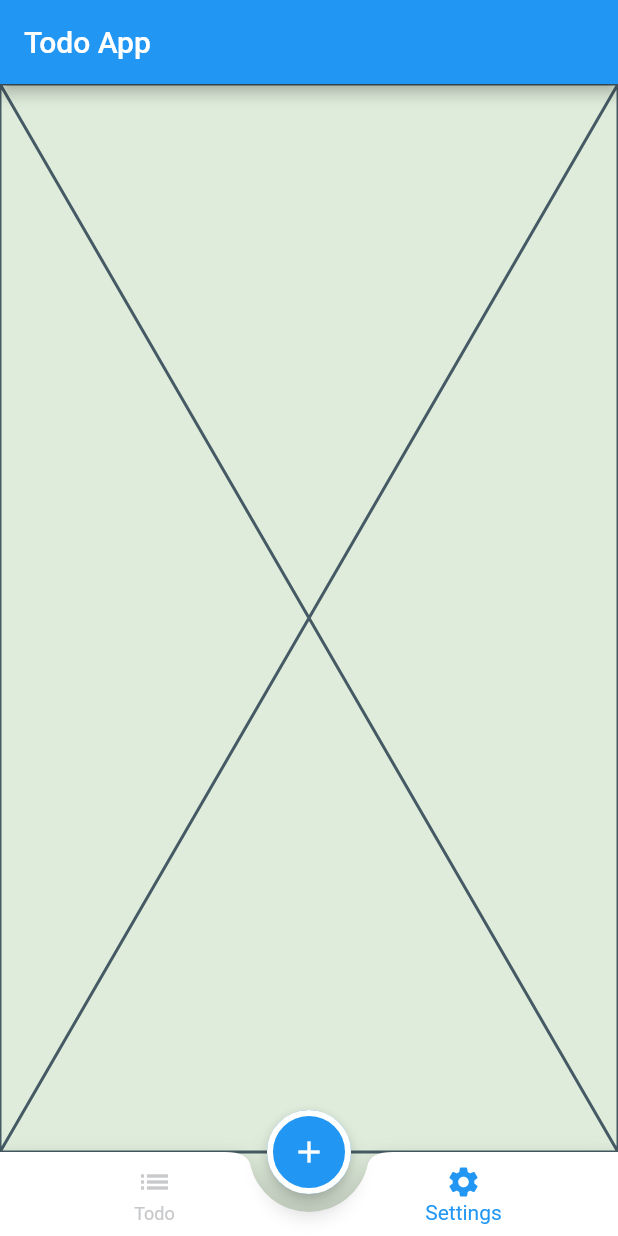
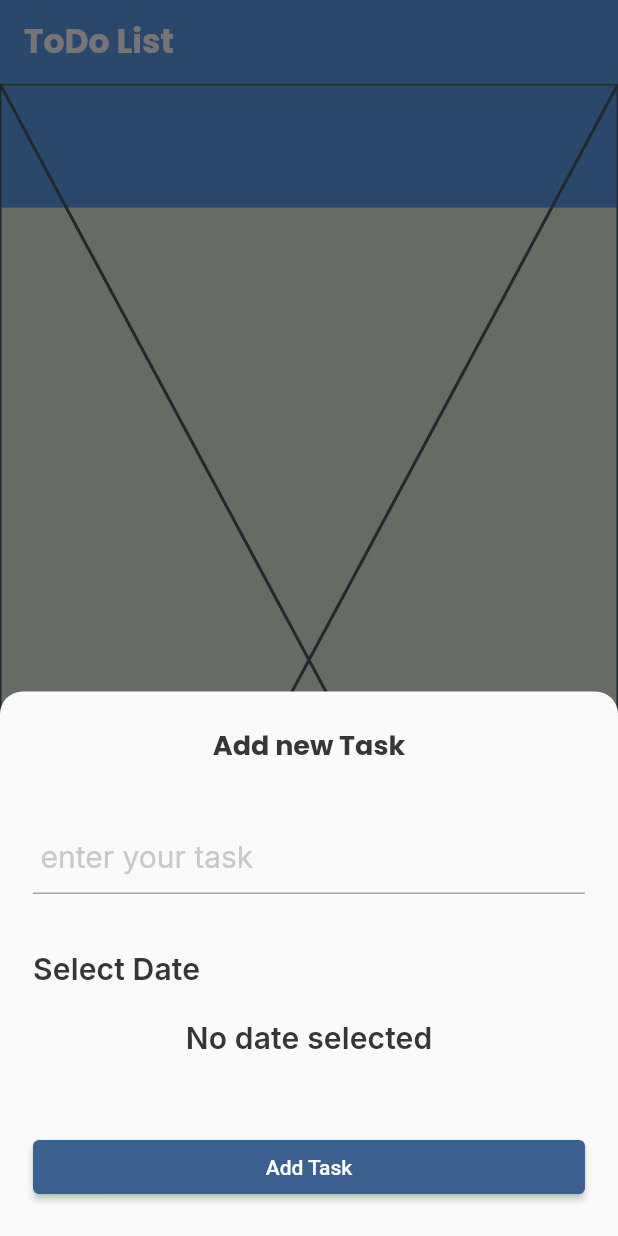
Before and after one commit to belalibrahim98/flutter-todo, a Flutter app: the screen it shows after launch, item 2 of the bottom bar chosen, after a tap on the "add" icon, on a phone screen of 412 x 824 dp. Run offline on Flutter 3.47's test engine with Material 3 defaults, Android fonts, the phone set to English and light mode, and no system bars; our stand-ins replace easy_date_timeline, flutter_slidable, google_fonts.

Commit message:
+ calender table + slideable for tasks

```diff
--- /dev/null
+++ b/lib/constants/app_colors.dart
@@ -0,0 +1,13 @@
+import 'package:flutter/material.dart';
+
+class AppColors {
+  static const Color primaryColor = Color(0xFF5D9CEC);
+  static const Color greenColor = Color(0xFF61E757);
+  static const Color redColor = Color(0xFFEC4B4b);
+  static const Color whiteColor = Color(0xFFffffff);
+  static const Color blackishColor = Color(0xFF363636);
+  static const Color grayColor = Color(0xFFC8C9CB);
+  static const Color bgLightColor = Color(0xFFDFECDB);
+  static const Color bgDarkColor = Color(0xFF060E1E);
+  static const Color blackDarkColor = Color(0xFF141922);
+}
--- a/lib/main.dart
+++ b/lib/main.dart
@@ -1,4 +1,5 @@
 import 'package:flutter/material.dart';
+import 'package:todo_app/styles/my_theme_data.dart';
 import 'package:todo_app/ui/home/home_screen.dart';
 import 'package:todo_app/ui/home/splash/splash_screen.dart';
 
@@ -15,28 +16,8 @@ class MyApp extends StatelessWidget {
     return MaterialApp(
       debugShowCheckedModeBanner: false,
       title: 'Flutter Demo',
-      theme: ThemeData(
-        textTheme: const TextTheme(
-            titleMedium: TextStyle(
-          fontSize: 18,
-          fontWeight: FontWeight.bold,
-        )),
-        scaffoldBackgroundColor: const Color(0xFFDFECDB),
-        bottomNavigationBarTheme: const BottomNavigationBarThemeData(
-          backgroundColor: Colors.transparent,
-          elevation: 0,
-          selectedItemColor: Colors.blue,
-          unselectedItemColor: Color(0xFFC8C9CB),
-        ),
-        appBarTheme: const AppBarTheme(
-          backgroundColor: Colors.blue,
-        ),
-        floatingActionButtonTheme: const FloatingActionButtonThemeData(
-          backgroundColor: Colors.blue,
-        ),
-        colorScheme: ColorScheme.fromSeed(seedColor: Colors.blue),
-        useMaterial3: false,
-      ),
+      theme: MyThemeData.lightTheme,
+      darkTheme: MyThemeData.darkTheme,
       routes: {
         SplashScreen.routeName: (_) => const SplashScreen(),
         HomeScreen.routeName: (_) => const HomeScreen(),
--- /dev/null
+++ b/lib/styles/my_theme_data.dart
@@ -0,0 +1,79 @@
+import 'package:flutter/material.dart';
+import 'package:google_fonts/google_fonts.dart';
+import 'package:todo_app/constants/app_colors.dart';
+
+class MyThemeData {
+  static ThemeData lightTheme = ThemeData(
+    brightness: Brightness.light,
+    textTheme: TextTheme(
+      titleLarge: GoogleFonts.poppins(
+          fontSize: 22,
+          fontWeight: FontWeight.w700,
+          color: AppColors.whiteColor),
+      titleMedium: GoogleFonts.poppins(
+        fontSize: 18,
+        fontWeight: FontWeight.bold,
+        color: AppColors.blackishColor,
+      ),
+      titleSmall: GoogleFonts.inter(
+        fontSize: 20,
+        fontWeight: FontWeight.w600,
+        color: AppColors.blackishColor,
+      ),
+      bodySmall: GoogleFonts.inter(
+        fontSize: 20,
+        fontWeight: FontWeight.w400,
+        color: AppColors.blackishColor,
+      ),
+    ),
+    scaffoldBackgroundColor: AppColors.bgLightColor,
+    bottomAppBarTheme: const BottomAppBarTheme(
+      shape: CircularNotchedRectangle(),
+    ),
+    bottomNavigationBarTheme: const BottomNavigationBarThemeData(
+        backgroundColor: Colors.transparent,
+        elevation: 0,
+        selectedItemColor: AppColors.primaryColor,
+        unselectedItemColor: AppColors.grayColor,
+        showUnselectedLabels: false),
+    appBarTheme: const AppBarTheme(
+      backgroundColor: AppColors.primaryColor,
+      elevation: 0,
+    ),
+    floatingActionButtonTheme: const FloatingActionButtonThemeData(
+      backgroundColor: AppColors.primaryColor,
+      shape: StadiumBorder(
+          side: BorderSide(
+        color: AppColors.whiteColor,
+        width: 4,
+      )),
+    ),
+    colorScheme: ColorScheme.fromSeed(seedColor: AppColors.primaryColor),
+    useMaterial3: false,
+  );
+
+  static ThemeData darkTheme = ThemeData(
+    // brightness: Brightness.dark,
+    textTheme: const TextTheme(
+        titleMedium: TextStyle(
+      fontSize: 18,
+      fontWeight: FontWeight.bold,
+    )),
+    scaffoldBackgroundColor: AppColors.bgDarkColor,
+    bottomNavigationBarTheme: const BottomNavigationBarThemeData(
+      backgroundColor: Colors.transparent,
+      elevation: 0,
+      selectedItemColor: AppColors.primaryColor,
+      unselectedItemColor: Color(0xFFC8C9CB),
+    ),
+    appBarTheme: const AppBarTheme(
+      backgroundColor: AppColors.primaryColor,
+      elevation: 0,
+    ),
+    floatingActionButtonTheme: const FloatingActionButtonThemeData(
+      backgroundColor: AppColors.primaryColor,
+    ),
+    colorScheme: ColorScheme.fromSeed(seedColor: AppColors.primaryColor),
+    useMaterial3: false,
+  );
+}
--- a/lib/ui/home/home_screen.dart
+++ b/lib/ui/home/home_screen.dart
@@ -1,4 +1,6 @@
 import 'package:flutter/material.dart';
+import 'package:todo_app/constants/app_colors.dart';
+import 'package:todo_app/ui/home/list/task_bottom_sheet.dart';
 import 'package:todo_app/ui/home/list/tasks_list_tab.dart';
 import 'package:todo_app/ui/home/settings/settings_tab.dart';
 
@@ -17,30 +19,29 @@ class _HomeScreenState extends State<HomeScreen> {
   @override
   Widget build(BuildContext context) {
     return Scaffold(
+      extendBody: true,
       appBar: AppBar(
-        title: const Text("Todo App"),
+        // titleSpacing: 52,
+        title: Text(
+          "ToDo List",
+          style: Theme.of(context).textTheme.titleLarge,
+        ),
+        // toolbarHeight: MediaQuery.of(context).size.height * 0.19,
       ),
       floatingActionButtonLocation: FloatingActionButtonLocation.centerDocked,
       floatingActionButton: FloatingActionButton(
-        shape: const StadiumBorder(
-            side: BorderSide(
-          color: Colors.white,
-          width: 4,
-        )),
-        onPressed: () {},
+        onPressed: () {
+          addTaskBottomSheet(context);
+        },
         child: const Icon(Icons.add),
       ),
       bottomNavigationBar: BottomAppBar(
-        shape: const CircularNotchedRectangle(),
         notchMargin: 12,
-        // clipBehavior: Clip.hardEdge,
         child: BottomNavigationBar(
           currentIndex: selectedIndex,
           onTap: (index) {
             selectedIndex = index;
-
             setState(() {});
-            // Navigator.of(context).pushNamed(tabs[index]);
           },
           items: const [
             BottomNavigationBarItem(
@@ -54,12 +55,44 @@ class _HomeScreenState extends State<HomeScreen> {
           ],
         ),
       ),
-      body: tabs[selectedIndex],
+      body: Stack(
+        children: [
+          Container(
+            color: AppColors.primaryColor,
+            height: MediaQuery.of(context).size.height * 0.1,
+            width: double.infinity,
+          ),
+          Expanded(
+            child: selectedIndex == 0
+                ? Padding(
+                    padding: MediaQuery.of(context).padding.copyWith(
+                        top: MediaQuery.of(context).size.height * 0.037),
+                    child: const TasksListTab())
+                : const SettingsTab(),
+            //tabs[selectedIndex],
+          ),
+        ],
+      ),
     );
   }
 
-  List<Widget> tabs = [
-    const TasksListTab(),
-    const SettingsTab(),
-  ];
+  void addTaskBottomSheet(BuildContext context) {
+    showModalBottomSheet(
+      shape: const RoundedRectangleBorder(
+        borderRadius: BorderRadius.only(
+          topLeft: Radius.circular(15),
+          topRight: Radius.circular(15),
+        ),
+      ),
+      // isScrollControlled: true,
+      // useSafeArea: true,
+      context: context,
+      builder: (context) => const TaskBottomSheet(),
+    );
+  }
+
+  // List<Widget> tabs = [
+  //   const TasksListTab(),
+  //   const SettingsTab(),
+  // ];
 }
--- /dev/null
+++ b/lib/ui/home/list/calender_widget.dart
@@ -0,0 +1,92 @@
+import 'package:easy_date_timeline/easy_date_timeline.dart';
+import 'package:flutter/material.dart';
+import 'package:flutter/widgets.dart';
+import 'package:google_fonts/google_fonts.dart';
+import 'package:todo_app/constants/app_colors.dart';
+
+class CalenderWidget extends StatelessWidget {
+  const CalenderWidget({super.key});
+
+  @override
+  Widget build(BuildContext context) {
+    return EasyDateTimeLine(
+      initialDate: DateTime.now(),
+      onDateChange: (selectedDate) {
+        //`selectedDate` the new date selected.
+      },
+      timeLineProps: EasyTimeLineProps(
+        vPadding: MediaQuery.of(context).size.height * 0.01,
+        separatorPadding: 20,
+      ),
+      headerProps: const EasyHeaderProps(
+        monthPickerType: MonthPickerType.switcher,
+        dateFormatter: DateFormatter.fullDateDMonthAsStrY(),
+        showHeader: false,
+      ),
+      dayProps: EasyDayProps(
+        todayStyle: DayStyle(
+            dayStrStyle: GoogleFonts.roboto(
+              fontSize: 15,
+              fontWeight: FontWeight.w700,
+            ),
+            dayNumStyle: GoogleFonts.roboto(
+              fontSize: 15,
+              fontWeight: FontWeight.w700,
+            ),
+            decoration: BoxDecoration(
+              borderRadius: BorderRadius.circular(8),
+              color: AppColors.whiteColor,
+            )),
+        dayStructure: DayStructure.dayStrDayNum,
+        inactiveDayStyle: DayStyle(
+          dayNumStyle: GoogleFonts.roboto(
+            fontSize: 15,
+            fontWeight: FontWeight.w700,
+            color: AppColors.blackishColor,
+          ),
+          dayStrStyle: GoogleFonts.roboto(
+            fontSize: 15,
+            fontWeight: FontWeight.w700,
+            color: AppColors.blackishColor,
+          ),
+          decoration: const BoxDecoration(
+              borderRadius: BorderRadius.all(Radius.circular(8)),
+              color: AppColors.whiteColor
+              // gradient: LinearGradient(
+              //   begin: Alignment.topCenter,
+              //   end: Alignment.bottomCenter,
+              //   colors: [
+              //     Color(0xff3371FF),
+              //     Color(0xff8426D6),
+              //   ],
+              // ),
+              ),
+        ),
+        activeDayStyle: DayStyle(
+          dayNumStyle: GoogleFonts.roboto(
+            fontSize: 15,
+            fontWeight: FontWeight.w700,
+            color: AppColors.primaryColor,
+          ),
+          dayStrStyle: GoogleFonts.roboto(
+            fontSize: 15,
+            fontWeight: FontWeight.w700,
+            color: AppColors.primaryColor,
+          ),
+          decoration: const BoxDecoration(
+              borderRadius: BorderRadius.all(Radius.circular(8)),
+              color: AppColors.whiteColor
+              // gradient: LinearGradient(
+              //   begin: Alignment.topCenter,
+              //   end: Alignment.bottomCenter,
+              //   colors: [
+              //     Color(0xff3371FF),
+              //     Color(0xff8426D6),
+              //   ],
+              // ),
+              ),
+        ),
+      ),
+    );
+  }
+}
--- /dev/null
+++ b/lib/ui/home/list/task_bottom_sheet.dart
@@ -0,0 +1,133 @@
+import 'package:flutter/material.dart';
+import 'package:google_fonts/google_fonts.dart';
+import 'package:intl/intl.dart';
+import 'package:todo_app/constants/app_colors.dart';
+
+class TaskBottomSheet extends StatefulWidget {
+  const TaskBottomSheet({super.key});
+
+  @override
+  State<TaskBottomSheet> createState() => _TaskBottomSheetState();
+}
+
+class _TaskBottomSheetState extends State<TaskBottomSheet> {
+  // DateTime selectedDate = DateTime.now();
+  DateTime? _selectedDate;
+  final formatter = DateFormat.yMd();
+  var formKey = GlobalKey<FormState>();
+  String title = '';
+  // TextEditingController titleController = TextEditingController();
+  // @override
+  // void dispose() {
+  //   titleController.dispose();
+  //   super.dispose();
+  // }
+
+  void _presentDatePicker() async {
+    final now = DateTime.now();
+    final lastDate = DateTime(now.year + 1, now.month, now.day);
+    final pickedDate = await showDatePicker(
+      context: context,
+      initialDate: now,
+      firstDate: now,
+      lastDate: lastDate,
+    );
+
+    setState(() {
+      _selectedDate = pickedDate;
+    });
+  }
+
+  // void showCalender() async {
+  //   chosenDate = await showDatePicker(
+  //     context: context,
+  //     initialDate: DateTime.now(),
+  //     firstDate: DateTime.now(),
+  //     lastDate: DateTime.now().add(const Duration(days: 365)),
+  //   );
+  //   if (selectedDate != null) {
+  //      selectedDate = selectedDate;
+  //   setState(() {});
+  //   };
+  //
+  //   selectedDate = chosenDate ?? selectedDate;
+  // }
+  @override
+  Widget build(BuildContext context) {
+    return Container(
+      padding: const EdgeInsets.all(22),
+      child: SingleChildScrollView(
+        child: Column(
+          children: [
+            Text(
+              'Add new Task',
+              style: Theme.of(context).textTheme.titleMedium,
+            ),
+            const SizedBox(height: 38),
+            Form(
+              key: formKey,
+              child: Column(
+                crossAxisAlignment: CrossAxisAlignment.stretch,
+                children: [
+                  TextFormField(
+                    //controller: titleController,
+
+                    onChanged: (value) {
+                      title = value;
+                    },
+                    validator: (value) {
+                      if (value == null || value.isEmpty) {
+                        return 'Please enter some text';
+                      }
+                      return null;
+                    },
+                    decoration: InputDecoration(
+                      contentPadding: const EdgeInsets.all(5),
+                      hintText: 'enter your task',
+                      hintStyle: GoogleFonts.inter(
+                        fontSize: 20,
+                        fontWeight: FontWeight.w400,
+                        color: AppColors.grayColor,
+                      ),
+                    ),
+                  ),
+                  const SizedBox(height: 38),
+                  Text(
+                    'Select Date',
+                    style: Theme.of(context).textTheme.titleSmall,
+                    textAlign: TextAlign.start,
+                  ),
+                  const SizedBox(height: 10),
+                  TextButton(
+                    onPressed: () {
+                      _presentDatePicker();
+                    },
+                    child: Text(
+                      _selectedDate == null
+                          ? 'No date selected'
+                          : formatter.format(_selectedDate!),
+                      style: Theme.of(context).textTheme.titleSmall,
+                    ),
+                  ),
+                  const SizedBox(height: 38),
+                  ElevatedButton(
+                    onPressed: () {
+                      addTask();
+                    },
+                    child: const Text('Add Task'),
+                  ),
+                ],
+              ),
+            ),
+          ],
+        ),
+      ),
+    );
+  }
+
+  void addTask() {
+    if (formKey.currentState!.validate()) {
+      Navigator.of(context).pop();
+    }
+  }
+}
--- a/lib/ui/home/list/task_item.dart
+++ b/lib/ui/home/list/task_item.dart
@@ -1,5 +1,6 @@
 import 'package:flutter/material.dart';
 import 'package:flutter_slidable/flutter_slidable.dart';
+import 'package:todo_app/constants/app_colors.dart';
 import 'package:todo_app/ui/utils.dart';
 
 class TaskItem extends StatelessWidget {
@@ -8,6 +9,38 @@ class TaskItem extends StatelessWidget {
   @override
   Widget build(BuildContext context) {
     return Slidable(
+      // key: const ValueKey(0),
+
+      // The start action pane is the one at the left or the top side.
+      startActionPane: ActionPane(
+        extentRatio: 0.5,
+        // A motion is a widget used to control how the pane animates.
+        motion: const BehindMotion(),
+
+        // A pane can dismiss the Slidable.
+        dismissible: DismissiblePane(onDismissed: () {}),
+
+        // All actions are defined in the children parameter.
+        children: [
+          // A SlidableAction can have an icon and/or a label.
+          SlidableAction(
+            onPressed: (_) {},
+            borderRadius: const BorderRadius.all(Radius.circular(15)),
+            backgroundColor: AppColors.redColor,
+            foregroundColor: AppColors.whiteColor,
+            icon: Icons.delete,
+            label: 'Delete',
+          ),
+          // SlidableAction(
+          //   onPressed: doNothing,
+          //   backgroundColor: Color(0xFF21B7CA),
+          //   foregroundColor: Colors.white,
+          //   icon: Icons.share,
+          //   label: 'Share',
+          // ),
+        ],
+      ),
+
       child: Container(
         decoration: BoxDecoration(
           color: Colors.white,
--- a/lib/ui/home/list/tasks_list_tab.dart
+++ b/lib/ui/home/list/tasks_list_tab.dart
@@ -1,4 +1,8 @@
+import 'package:easy_date_timeline/easy_date_timeline.dart';
 import 'package:flutter/material.dart';
+import 'package:google_fonts/google_fonts.dart';
+import 'package:todo_app/constants/app_colors.dart';
+import 'package:todo_app/ui/home/list/calender_widget.dart';
 import 'package:todo_app/ui/home/list/task_item.dart';
 
 class TasksListTab extends StatelessWidget {
@@ -6,10 +10,18 @@ class TasksListTab extends StatelessWidget {
 
   @override
   Widget build(BuildContext context) {
-    return ListView.separated(
-        padding: const EdgeInsets.all(27),
-        itemBuilder: (context, index) => const TaskItem(),
-        separatorBuilder: (_, __) => const SizedBox(height: 24),
-        itemCount: 5);
+    return Column(
+      children: [
+        const CalenderWidget(),
+        Expanded(
+          child: ListView.separated(
+            padding: const EdgeInsets.all(27),
+            itemBuilder: (context, index) => const TaskItem(),
+            separatorBuilder: (_, __) => const SizedBox(height: 24),
+            itemCount: 10,
+          ),
+        ),
+      ],
+    );
   }
 }
--- a/pubspec.yaml
+++ b/pubspec.yaml
@@ -36,6 +36,9 @@ dependencies:
   # Use with the CupertinoIcons class for iOS style icons.
   cupertino_icons: ^1.0.6
   flutter_slidable: ^3.1.1
+  google_fonts: ^6.2.1
+  intl: ^0.19.0
+  easy_date_timeline: ^1.1.3
 
 dev_dependencies:
   flutter_test:
```
Also changed, not shown: pubspec.lock, 3 other files.
